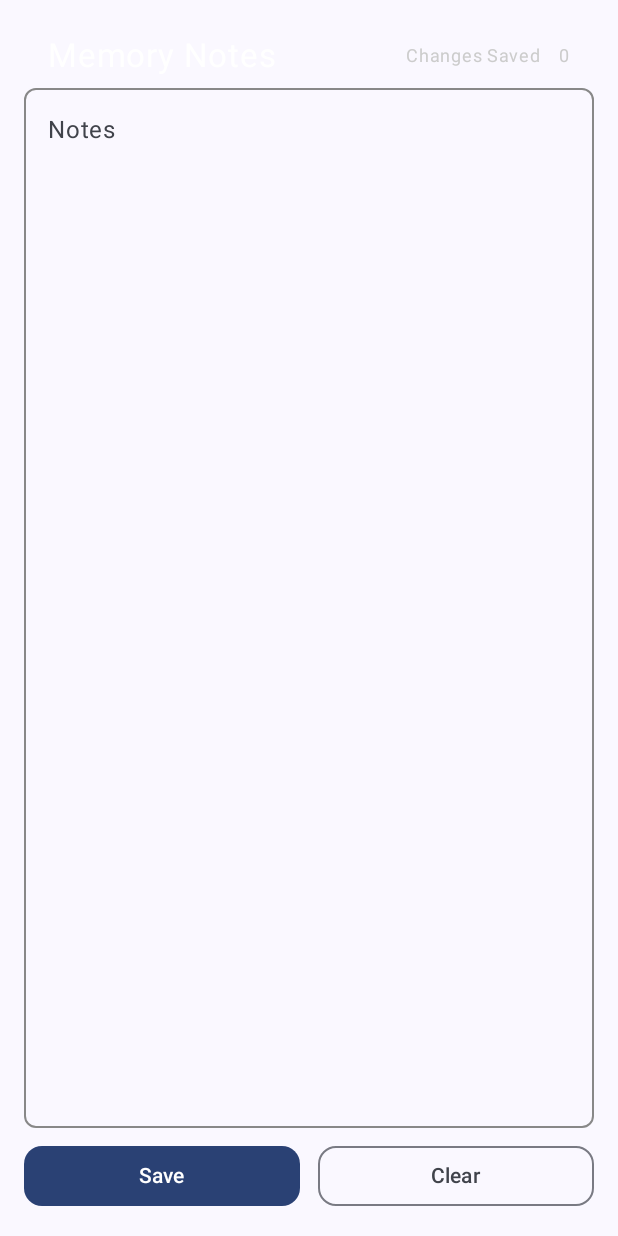
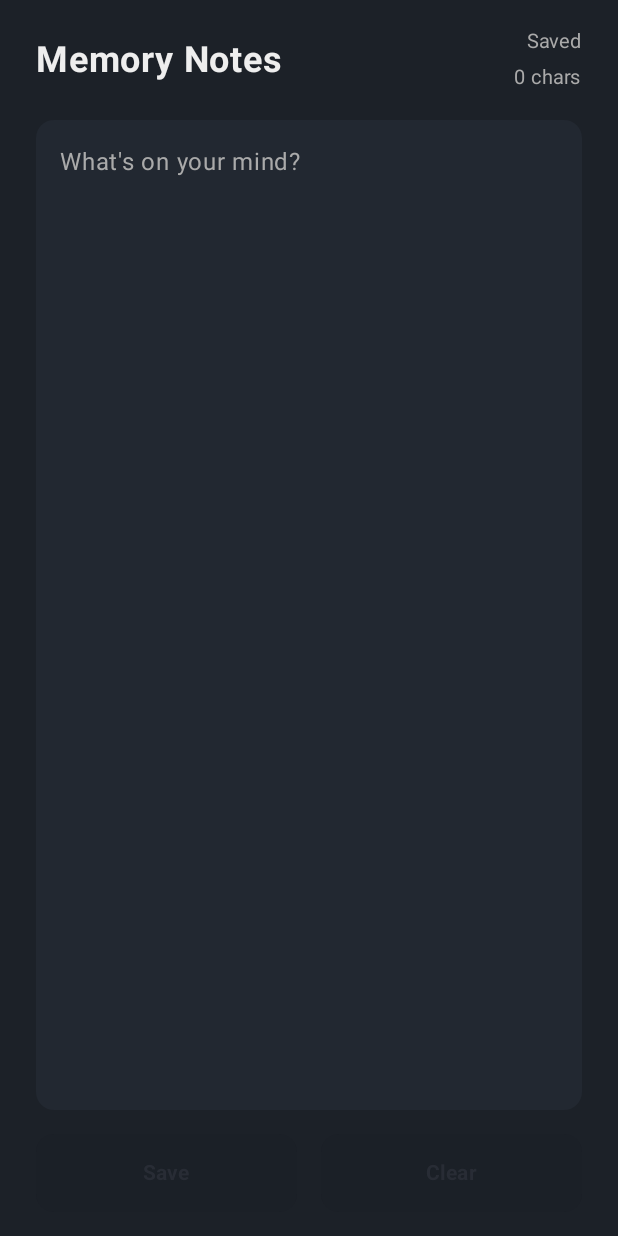
Before and after one commit to yash-144/MemoryNotes, an Android app built with Jetpack Compose: the screen it shows after launch (MainActivity), on a phone screen of 412 x 824 dp. Run offline under Robolectric (Android 15) with nearby library versions, the phone set to English and light mode, and no system bars.

Commit message:
Made UI more Cool

```diff
--- a/app/src/main/java/com/pixbuilds/memorynotes/MainActivity.kt
+++ b/app/src/main/java/com/pixbuilds/memorynotes/MainActivity.kt
@@ -5,7 +5,6 @@ import android.widget.Toast
 import androidx.activity.ComponentActivity
 import androidx.activity.compose.setContent
 import androidx.activity.enableEdgeToEdge
-import androidx.compose.foundation.border
 import androidx.compose.foundation.layout.*
 import androidx.compose.foundation.shape.RoundedCornerShape
 import androidx.compose.material3.*
@@ -14,6 +13,7 @@ import androidx.compose.runtime.remember
 import androidx.compose.ui.Alignment
 import androidx.compose.ui.Modifier
 import androidx.compose.ui.graphics.Color
+import androidx.compose.ui.text.font.FontWeight
 import androidx.compose.ui.unit.dp
 import androidx.compose.ui.unit.sp
 import com.pixbuilds.memorynotes.ui.theme.MemoryNotesTheme
@@ -25,6 +25,14 @@ class MainActivity : ComponentActivity() {
         super.onCreate(savedInstanceState)
         enableEdgeToEdge()
         setContent {
+            val darkBlue = Color(0xFF1C2128)
+            val surfaceColor = Color(0xFF222831)
+            val primaryActionColor = Color(0xFF76ABAE)
+            val destructiveActionColor = Color(0xFFE57373)
+            val primaryTextColor = Color(0xFFEEEEEE)
+            val secondaryTextColor = Color(0xFFAAAAAA)
+
+            val showDialog = remember { mutableStateOf(false) }
             val file = File(filesDir, fileName)
             if (!file.exists()) {
                 file.createNewFile()
@@ -35,7 +43,7 @@ class MainActivity : ComponentActivity() {
 
             fun save() {
                 if (textState.value.isBlank()) {
-                    Toast.makeText(this, "Empty", Toast.LENGTH_SHORT).show()
+                    Toast.makeText(this, "Note is empty", Toast.LENGTH_SHORT).show()
                 } else {
                     file.writeText(textState.value)
                     savedText.value = textState.value
@@ -44,98 +52,125 @@ class MainActivity : ComponentActivity() {
             }
 
             fun delete() {
-                if (file.delete()) {
-                    textState.value = ""
-                    savedText.value = textState.value
-                    Toast.makeText(this, "Cleared", Toast.LENGTH_SHORT).show()
-                }
+                file.delete()
+                file.createNewFile()
+                textState.value = ""
+                savedText.value = ""
+                Toast.makeText(this, "Cleared", Toast.LENGTH_SHORT).show()
             }
 
             MemoryNotesTheme {
                 Scaffold(
                     modifier = Modifier.fillMaxSize(),
-                    containerColor = MaterialTheme.colorScheme.background
+                    containerColor = darkBlue
                 ) { innerPadding ->
                     Column(
                         modifier = Modifier
                             .fillMaxSize()
                             .padding(innerPadding)
-                            .padding(16.dp)
+                            .padding(horizontal = 24.dp, vertical = 16.dp)
                     ) {
                         Row(
                             modifier = Modifier
                                 .fillMaxWidth()
-                                .padding(horizontal = 16.dp, vertical = 8.dp),
+                                .padding(bottom = 16.dp),
                             verticalAlignment = Alignment.CenterVertically
                         ) {
-                            // Left: Title
                             Text(
                                 "Memory Notes",
-                                color = Color.White,
-                                fontSize = 22.sp,
-                                modifier = Modifier.weight(1f) // takes remaining space
+                                color = primaryTextColor,
+                                fontSize = 24.sp,
+                                fontWeight = FontWeight.Bold,
+                                modifier = Modifier.weight(1f)
                             )
-
-                            // Right: Status + Count
-                            Row(
-                                horizontalArrangement = Arrangement.spacedBy(12.dp),
-                                verticalAlignment = Alignment.CenterVertically
-                            ) {
+                            Column(horizontalAlignment = Alignment.End) {
                                 Text(
-                                    if (unSavedChanges) "Unsaved Changes" else "Changes Saved",
-                                    color = Color.LightGray,
-                                    fontSize = 12.sp
+                                    if (unSavedChanges) "Unsaved" else "Saved",
+                                    color = if (unSavedChanges) primaryActionColor else secondaryTextColor,
+                                    fontSize = 13.sp,
+                                    fontWeight = if (unSavedChanges) FontWeight.Bold else FontWeight.Normal,
                                 )
                                 Text(
-                                    "${textState.value.length}",
-                                    color = Color.LightGray,
-                                    fontSize = 12.sp
+                                    "${textState.value.length} chars",
+                                    color = secondaryTextColor,
+                                    fontSize = 13.sp
                                 )
                             }
                         }
                         TextField(
                             value = textState.value,
                             onValueChange = { textState.value = it },
-                            label = { Text("Notes") },
+                            placeholder = { Text("What's on your mind?", color = secondaryTextColor) },
                             modifier = Modifier
                                 .fillMaxWidth()
-//                                .padding(start = 12.dp, end = 12.dp, bottom = 12.dp, top = 8.dp)
-                                .weight(1f)
-                                .border(
-                                    width = 1.dp,
-                                    color = if (unSavedChanges) Color(0xFFB71C1C) else Color.Gray,
-                                    shape = RoundedCornerShape(8.dp)
-                                ),
+                                .weight(1f),
+                            shape = RoundedCornerShape(12.dp),
                             colors = TextFieldDefaults.colors(
-                                focusedContainerColor = MaterialTheme.colorScheme.surface,
-                                unfocusedContainerColor = MaterialTheme.colorScheme.surface,
-                                focusedTextColor = MaterialTheme.colorScheme.onSurface,
-                                unfocusedTextColor = MaterialTheme.colorScheme.onSurface,
-                                focusedIndicatorColor = Color.Transparent,
-                                unfocusedIndicatorColor = Color.Transparent
+                                focusedContainerColor = surfaceColor,
+                                unfocusedContainerColor = surfaceColor,
+                                focusedTextColor = primaryTextColor,
+                                unfocusedTextColor = primaryTextColor,
+                                focusedIndicatorColor = primaryActionColor,
+                                unfocusedIndicatorColor = if (unSavedChanges) primaryActionColor.copy(alpha = 0.6f) else Color.Transparent,
+                                disabledIndicatorColor = Color.Transparent,
+                                errorIndicatorColor = Color.Transparent
                             )
                         )
+
+                        if (showDialog.value) {
+                            AlertDialog(
+                                onDismissRequest = { showDialog.value = false },
+                                title = { Text("Confirm Clear", color = primaryTextColor) },
+                                text = { Text("Are you sure you want to permanently clear this note?", color = secondaryTextColor) },
+                                containerColor = surfaceColor,
+                                confirmButton = {
+                                    TextButton(
+                                        onClick = {
+                                            delete()
+                                            showDialog.value = false
+                                        }
+                                    ) {
+                                        Text("Yes, Clear", color = destructiveActionColor)
+                                    }
+                                },
+                                dismissButton = {
+                                    TextButton(
+                                        onClick = { showDialog.value = false }
+                                    ) {
+                                        Text("Cancel", color = primaryActionColor)
+                                    }
+                                }
+                            )
+                        }
                         Row(
-                            modifier = Modifier.fillMaxWidth()
-                                .padding(top = 8.dp),
-                            horizontalArrangement = Arrangement.spacedBy(12.dp)
+                            modifier = Modifier
+                                .fillMaxWidth()
+                                .padding(top = 16.dp),
+                            horizontalArrangement = Arrangement.spacedBy(16.dp)
                         ) {
                             Button(
                                 onClick = { save() },
                                 modifier = Modifier.weight(1f),
                                 shape = RoundedCornerShape(12.dp),
                                 colors = ButtonDefaults.buttonColors(
-                                    containerColor = MaterialTheme.colorScheme.primary
-                                )
+                                    containerColor = primaryActionColor,
+                                    contentColor = darkBlue
+                                ),
+                                enabled = unSavedChanges && textState.value.isNotBlank()
                             ) {
-                                Text("Save", color = MaterialTheme.colorScheme.onPrimary)
+                                Text("Save", fontWeight = FontWeight.Bold, modifier = Modifier.padding(vertical = 8.dp))
                             }
-                            OutlinedButton(
-                                onClick = { delete() },
+                            Button(
+                                onClick = { showDialog.value = true },
                                 modifier = Modifier.weight(1f),
-                                shape = RoundedCornerShape(12.dp)
+                                shape = RoundedCornerShape(12.dp),
+                                colors = ButtonDefaults.buttonColors(
+                                    containerColor = destructiveActionColor,
+                                    contentColor = Color.White
+                                ),
+                                enabled = textState.value.isNotEmpty()
                             ) {
-                                Text("Clear")
+                                Text("Clear", fontWeight = FontWeight.Bold, modifier = Modifier.padding(vertical = 8.dp))
                             }
                         }
                     }
```
Also changed, not shown: 2 other files.
